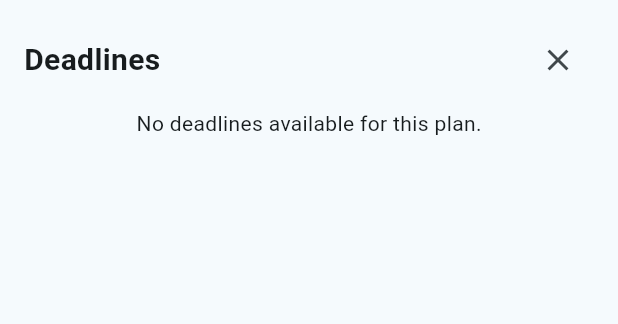
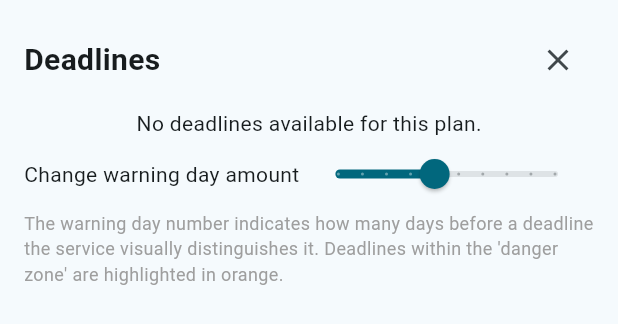
Before and after one commit to aarneaaltonen/course_deadline_tracker, a Flutter app: the DeadlineViewer widget shown alone on an empty page, opened directly with empty values, on a phone screen of 412 x 824 dp. Shown: the top 324 px of the screen. Run offline on Flutter 3.47's test engine with Material 3 defaults, Android fonts, the phone set to English and light mode, and no system bars; our stand-ins replace flutter_form_builder, form_builder_validators, get, hive_ce_flutter; missing offline and left inert: modal_side_sheet; accounts and stored records are empty.

```diff
--- /dev/null
+++ b/lib/controllers/upcoming_deadlines_controller.dart
@@ -0,0 +1,9 @@
+import 'package:get/get.dart';
+
+class UpcomingDeadlinesController extends GetxController {
+  var upcomingDeadlineCount = 0.obs;
+
+  void updateCount(int count) {
+    upcomingDeadlineCount.value = count;
+  }
+}
--- a/lib/main.dart
+++ b/lib/main.dart
@@ -4,17 +4,21 @@ import 'package:aalto_course_tracker/controllers/courses_controller.dart';
 import 'package:aalto_course_tracker/controllers/scale_factor_controller.dart';
 import 'package:aalto_course_tracker/controllers/semester_plan_controller.dart';
 import 'package:aalto_course_tracker/controllers/standard_side_sheet_controller.dart';
+import 'package:aalto_course_tracker/controllers/upcoming_deadlines_controller.dart';
 import 'package:flutter/material.dart';
 import 'package:get/get.dart';
 import 'package:hive_ce_flutter/hive_flutter.dart';
 import 'controllers/deadline_controller.dart';
 import 'controllers/theme_controller.dart';
+import 'controllers/warning_day_num_controller.dart';
 import 'pages/home_page.dart';
 import 'pages/planner_page.dart';
 
 Future<void> main() async {
   await Hive.initFlutter();
   await Hive.openBox('storage');
+  Get.put<WarningDayNumController>(WarningDayNumController());
+  Get.put<UpcomingDeadlinesController>(UpcomingDeadlinesController());
   Get.put<StandardSideSheetController>(StandardSideSheetController());
   Get.put<ThemeController>(ThemeController());
   Get.put<ScaleFactorController>(ScaleFactorController());
--- a/lib/widgets/deadline_viewer.dart
+++ b/lib/widgets/deadline_viewer.dart
@@ -1,11 +1,14 @@
+import 'package:aalto_course_tracker/controllers/upcoming_deadlines_controller.dart';
 import 'package:flutter/material.dart';
 import 'package:get/get.dart';
 import 'package:intl/intl.dart';
 import 'package:modal_side_sheet/modal_side_sheet.dart';
 
+import '../constants.dart';
 import '../controllers/courses_controller.dart';
 import '../controllers/deadline_controller.dart';
 import '../controllers/standard_side_sheet_controller.dart';
+import '../controllers/warning_day_num_controller.dart';
 import '../models/models.dart';
 import 'deadline_info_content.dart';
 
@@ -16,6 +19,10 @@ class DeadlineViewer extends StatelessWidget {
   final openController = Get.find<StandardSideSheetController>();
   final deadlineController = Get.find<DeadlineController>();
   final coursesController = Get.find<CourseController>();
+  final UpcomingDeadlinesController upcomingDeadlinesController =
+      Get.find<UpcomingDeadlinesController>();
+  final WarningDayNumController warningDayNumController =
+      Get.find<WarningDayNumController>();
 
   DeadlineViewer({super.key, required this.planData});
 
@@ -41,6 +48,15 @@ class DeadlineViewer extends StatelessWidget {
         return !deadline.isCompleted &&
             !deadline.dueDate.isBefore(DateTime.now());
       }).toList();
+      final dangerZoneDeadlines = pendingDeadlines.where((deadline) {
+        return deadline.dueDate.isBefore(DateTime.now()
+            .add(Duration(days: warningDayNumController.warningDayNum.value)));
+      }).toList();
+
+      // Update the count of upcoming deadlines
+      WidgetsBinding.instance.addPostFrameCallback((_) {
+        upcomingDeadlinesController.updateCount(dangerZoneDeadlines.length);
+      });
 
       return Container(
         padding: EdgeInsets.all(16.0),
@@ -134,6 +150,53 @@ class DeadlineViewer extends StatelessWidget {
                   ],
                 ),
               ),
+            SizedBox(
+              height: 100.0,
+              child: Container(
+                child: Column(
+                  children: [
+                    Row(
+                      children: [
+                        Text(
+                          'Change warning day amount',
+                          style: TextStyle(
+                            fontSize: 14.0,
+                          ),
+                        ),
+                        Obx(() {
+                          return Expanded(
+                            child: Slider(
+                              value: warningDayNumController.warningDayNum.value
+                                  .toDouble(),
+                              min: 1.0,
+                              max: 10.0,
+                              divisions: 9,
+                              label: warningDayNumController.warningDayNum.value
+                                  .toString(),
+                              onChanged: (double value) {
+                                warningDayNumController
+                                    .setWarningDayNum(value.toInt());
+                              },
+                              onChangeEnd: (double value) {
+                                warningDayNumController
+                                    .setAndSaveWarningDayNum(value.toInt());
+                              },
+                            ),
+                          );
+                        }),
+                      ],
+                    ),
+                    Text(
+                      "The warning day number indicates how many days before a deadline the service visually distinguishes it. Deadlines within the 'danger zone' are highlighted in orange.",
+                      style: TextStyle(
+                        fontSize: 12.0,
+                        color: Colors.grey,
+                      ),
+                    ),
+                  ],
+                ),
+              ),
+            )
           ],
         ),
       );
@@ -161,8 +224,8 @@ class DeadlineViewerCard extends StatelessWidget {
       return isDarkMode
           ? const Color.fromARGB(255, 150, 26, 26)
           : const Color.fromARGB(255, 255, 116, 107);
-    } else if (deadline.dueDate
-        .isBefore(DateTime.now().add(Duration(days: 7)))) {
+    } else if (deadline.dueDate.isBefore(
+        DateTime.now().add(Duration(days: AppConstants.dangerZoneDays)))) {
       return isDarkMode
           ? const Color.fromARGB(255, 178, 98, 0)
           : const Color.fromARGB(255, 255, 190, 93);
```
Also changed, not shown: lib/constants.dart (+12 -4 lines), lib/controllers/warning_day_num_controller.dart (added, +28 -0 lines), lib/pages/planner_page.dart (+41 -0 lines), lib/widgets/course_card_lane.dart (+16 -3 lines).
